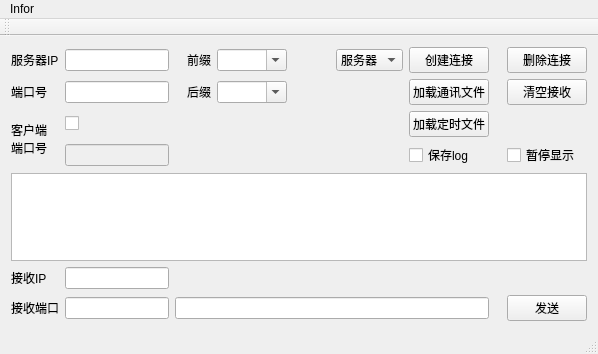
First picture: the form in mainwindow.ui, repository eveningwyn/EthernetTool, before the edit.
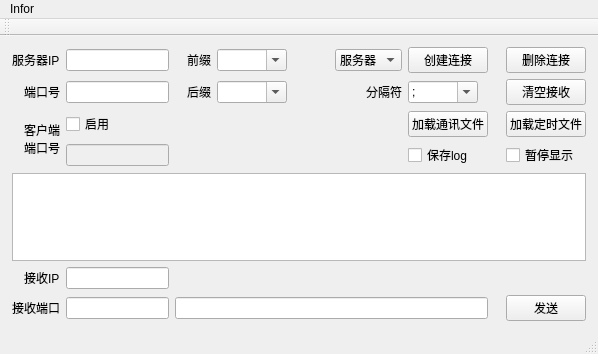
Second picture: the form after the edit. Icons and pictures are not drawn.

Commit message: 1. add data file split 2. version 1.01

The edit to the form file:
```diff
--- a/mainwindow.ui
+++ b/mainwindow.ui
@@ -15,10 +15,16 @@
   </property>
   <widget class="QWidget" name="centralWidget">
    <layout class="QGridLayout" name="gridLayout">
-    <item row="3" column="8">
-     <widget class="QCheckBox" name="checkBox_saveLog">
+    <property name="leftMargin">
+     <number>12</number>
+    </property>
+    <property name="rightMargin">
+     <number>12</number>
+    </property>
+    <item row="2" column="11">
+     <widget class="QPushButton" name="pushButton_timer">
       <property name="text">
-       <string>保存log</string>
+       <string>加载定时文件</string>
       </property>
      </widget>
     </item>
@@ -32,20 +38,13 @@
     <item row="7" column="2" colspan="7">
      <widget class="QLineEdit" name="lineEdit_input"/>
     </item>
-    <item row="7" column="0">
+    <item row="7" column="0" alignment="Qt::AlignRight">
      <widget class="QLabel" name="label_serverPort_send">
       <property name="text">
        <string>接收端口</string>
       </property>
      </widget>
     </item>
-    <item row="1" column="8">
-     <widget class="QPushButton" name="pushButton_loadFile">
-      <property name="text">
-       <string>加载通讯文件</string>
-      </property>
-     </widget>
-    </item>
     <item row="0" column="5">
      <widget class="QComboBox" name="comboBox_prefix">
       <property name="maximumSize">
@@ -174,41 +173,27 @@
       </property>
      </spacer>
     </item>
-    <item row="0" column="0">
+    <item row="0" column="0" alignment="Qt::AlignRight">
      <widget class="QLabel" name="label">
       <property name="text">
        <string>服务器IP</string>
       </property>
      </widget>
     </item>
-    <item row="5" column="0">
+    <item row="5" column="0" alignment="Qt::AlignRight">
      <widget class="QLabel" name="label_serverIP_send">
       <property name="text">
        <string>接收IP</string>
       </property>
      </widget>
     </item>
-    <item row="1" column="0">
+    <item row="1" column="0" alignment="Qt::AlignRight">
      <widget class="QLabel" name="label_2">
       <property name="text">
        <string>端口号</string>
       </property>
      </widget>
     </item>
-    <item row="3" column="11">
-     <widget class="QCheckBox" name="checkBox_pauseShow">
-      <property name="text">
-       <string>暂停显示</string>
-      </property>
-     </widget>
-    </item>
-    <item row="2" column="8">
-     <widget class="QPushButton" name="pushButton_timer">
-      <property name="text">
-       <string>加载定时文件</string>
-      </property>
-     </widget>
-    </item>
     <item row="1" column="5">
      <widget class="QComboBox" name="comboBox_suffix">
       <property name="maximumSize">
@@ -258,11 +243,11 @@
     <item row="2" column="1">
      <widget class="QCheckBox" name="checkBox_clientPort">
       <property name="text">
-       <string/>
+       <string>启用</string>
       </property>
      </widget>
     </item>
-    <item row="2" column="0" rowspan="2">
+    <item row="2" column="0" rowspan="2" alignment="Qt::AlignRight">
      <widget class="QLabel" name="label_clientPort">
       <property name="text">
        <string>客户端
@@ -273,6 +258,57 @@
     <item row="4" column="0" colspan="12">
      <widget class="QTextBrowser" name="textBrowser_show_msg"/>
     </item>
+    <item row="2" column="8">
+     <widget class="QPushButton" name="pushButton_loadFile">
+      <property name="text">
+       <string>加载通讯文件</string>
+      </property>
+     </widget>
+    </item>
+    <item row="3" column="11">
+     <widget class="QCheckBox" name="checkBox_pauseShow">
+      <property name="text">
+       <string>暂停显示</string>
+      </property>
+     </widget>
+    </item>
+    <item row="3" column="8">
+     <widget class="QCheckBox" name="checkBox_saveLog">
+      <property name="text">
+       <string>保存log</string>
+      </property>
+     </widget>
+    </item>
+    <item row="1" column="7" alignment="Qt::AlignRight">
+     <widget class="QLabel" name="label_5">
+      <property name="text">
+       <string>分隔符</string>
+      </property>
+     </widget>
+    </item>
+    <item row="1" column="8">
+     <widget class="QComboBox" name="comboBox_split">
+      <property name="maximumSize">
+       <size>
+        <width>70</width>
+        <height>16777215</height>
+       </size>
+      </property>
+      <property name="editable">
+       <bool>true</bool>
+      </property>
+      <item>
+       <property name="text">
+        <string>;</string>
+       </property>
+      </item>
+      <item>
+       <property name="text">
+        <string>,</string>
+       </property>
+      </item>
+     </widget>
+    </item>
    </layout>
   </widget>
   <widget class="QMenuBar" name="menuBar">
```
Left out of the diff: 4 changed lines with no effect on the pictures. The commit also changes 3 other files.
